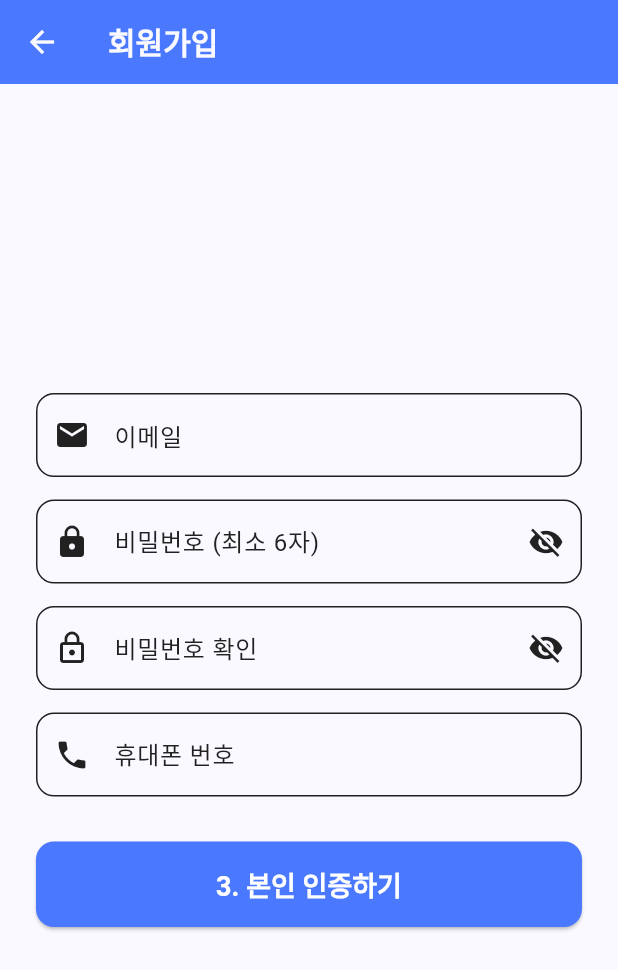
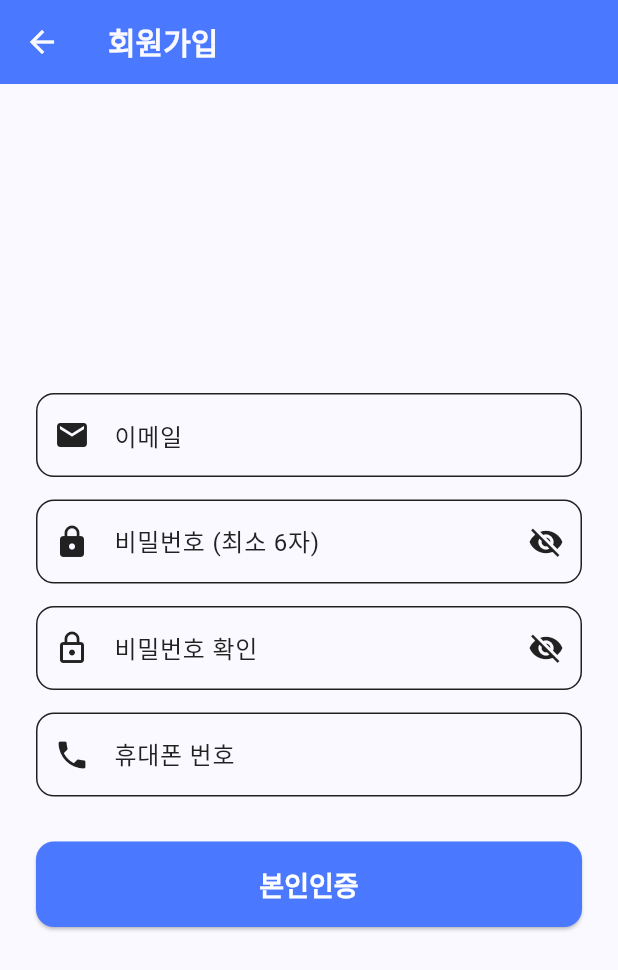
Before and after one commit to top0032/VocaMate_Graduation_Project, a Flutter app: the SignUpScreen screen opened directly, on a phone screen of 412 x 824 dp. Shown: the top 970 px of the screen. Run offline on Flutter 3.47's test engine with Material 3 defaults, Android fonts, the phone set to English and light mode, and no system bars; our stand-ins replace audioplayers, cloud_firestore, csv, file_picker, firebase_auth, firebase_core and 1 more; accounts and stored records are empty; Roboto replaces fonts that are missing (Pretendard).

```diff
--- a/lib/screens/auth/signup_screen.dart
+++ b/lib/screens/auth/signup_screen.dart
@@ -168,7 +168,7 @@ class _SignUpScreenState extends State<SignUpScreen> {
                       padding: const EdgeInsets.symmetric(vertical: 15),
                     ),
                     child: const Text(
-                      '3. 본인 인증하기',
+                      '본인인증',
                       style: TextStyle(fontSize: 18, color: Colors.white),
                     ),
                   ),
```
